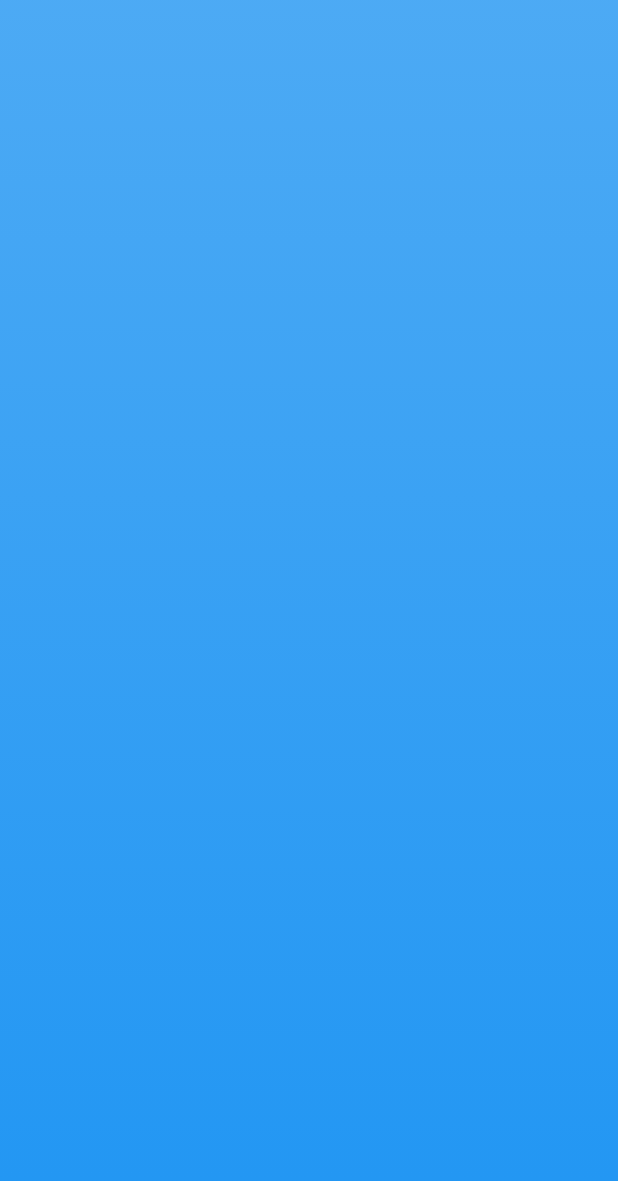
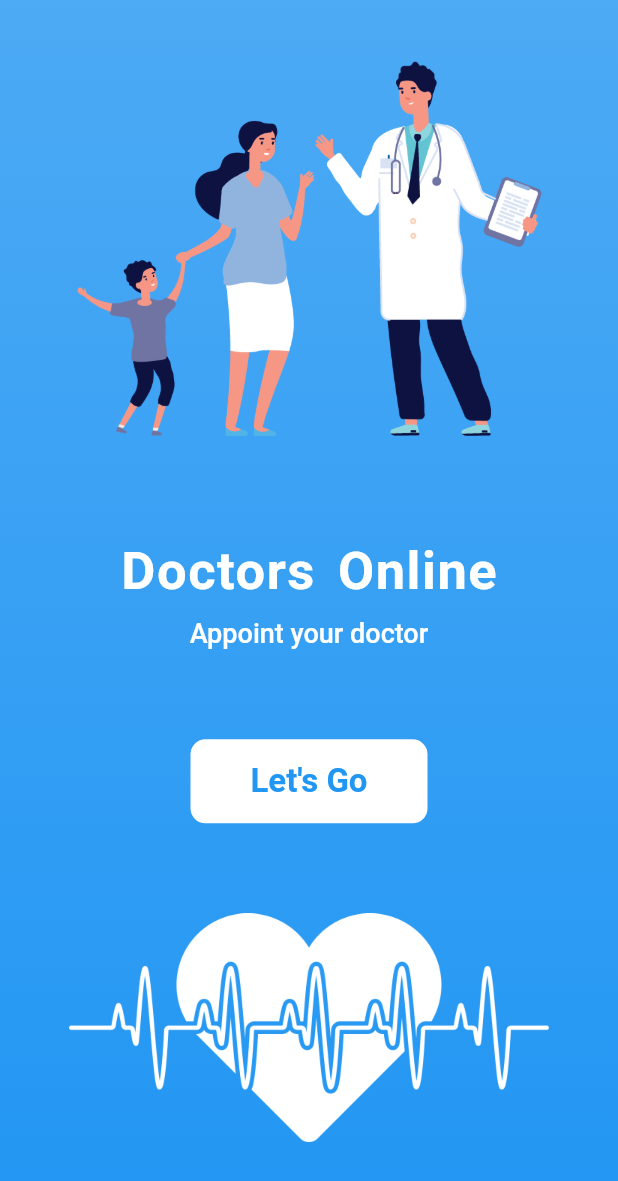
Before and after one commit to KHALMATOV-FARRUKH/doctor_appointment_booking_app_ui, a Flutter app: the screen it shows after launch, on a phone screen of 412 x 824 dp. Shown: the top 1181 px of the screen. Run offline on Flutter 3.47's test engine with Material 2 defaults, Android fonts, the phone set to English and light mode, and no system bars; our stand-ins replace material_design_icons_flutter.

Commit message:
Created: home_screen.dart
Added dependence:
material_design_icons_flutter: ^6.0.7096

```diff
--- a/lib/main.dart
+++ b/lib/main.dart
@@ -10,6 +10,7 @@ class MyApp extends StatelessWidget {
   Widget build(BuildContext context) {
     return MaterialApp(
       debugShowCheckedModeBanner: false,
+      // checkerboardRasterCacheImages: true,
       home: WelcomeScreen(),
     );
   }
--- a/lib/screens/welcome_screen.dart
+++ b/lib/screens/welcome_screen.dart
@@ -1,4 +1,5 @@
 import 'package:doctor_appointment_booking_app_ui/colors.dart';
+import 'package:doctor_appointment_booking_app_ui/screens/home_screen.dart';
 import 'package:flutter/material.dart';
 
 class WelcomeScreen extends StatelessWidget {
@@ -23,7 +24,56 @@ class WelcomeScreen extends StatelessWidget {
         ),
         child: Column(
           children: [
-            Padding(padding: EdgeInsets.all(20)),
+            Padding(
+              padding: const EdgeInsets.all(20),
+              child: Image.asset("assets/images/doctors.png"),
+            ),
+            const SizedBox(height: 50),
+            const Text(
+              "Doctors Online",
+              style: TextStyle(
+                color: wColor,
+                fontSize: 35,
+                fontWeight: FontWeight.bold,
+                letterSpacing: 1,
+                wordSpacing: 5,
+              ),
+            ),
+            const SizedBox(height: 10),
+            const Text(
+              "Appoint your doctor",
+              style: TextStyle(
+                color: wColor,
+                fontSize: 18,
+                fontWeight: FontWeight.w500,
+              ),
+            ),
+            const SizedBox(height: 60),
+            Material(
+              color: wColor,
+              borderRadius: BorderRadius.circular(10),
+              child: InkWell(
+                onTap: () {
+                  Navigator.push(context,
+                      MaterialPageRoute(builder: (context) => HomeScreen()));
+                },
+                child: Container(
+                  padding:
+                      const EdgeInsets.symmetric(vertical: 15, horizontal: 40),
+                  child: const Text(
+                    "Let's Go",
+                    style: TextStyle(
+                      color: pColor,
+                      fontSize: 22,
+                      fontWeight: FontWeight.bold,
+                    ),
+                  ),
+                ),
+              ),
+            ),
+            const SizedBox(height: 60),
+            Image.asset("assets/images/lined heart.png",
+                color: wColor, scale: 2),
           ],
         ),
       ),
--- a/pubspec.yaml
+++ b/pubspec.yaml
@@ -35,6 +35,7 @@ dependencies:
   # The following adds the Cupertino Icons font to your application.
   # Use with the CupertinoIcons class for iOS style icons.
   cupertino_icons: ^1.0.2
+  material_design_icons_flutter: ^6.0.7096
 
 dev_dependencies:
   flutter_test:
@@ -59,9 +60,8 @@ flutter:
   uses-material-design: true
 
   # To add assets to your application, add an assets section, like this:
-  # assets:
-  #   - images/a_dot_burr.jpeg
-  #   - images/a_dot_ham.jpeg
+  assets:
+    - assets/images/
 
   # An image asset can refer to one or more resolution-specific "variants", see
   # https://flutter.dev/assets-and-images/#resolution-aware
```
Also changed, not shown: lib/screens/home_screen.dart (added, +111 -0 lines), pubspec.lock.
